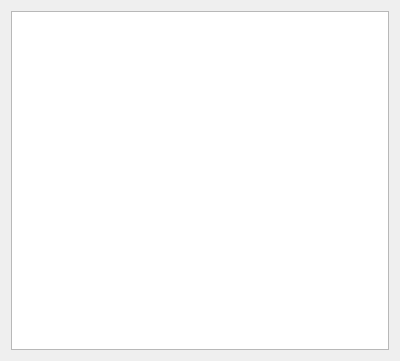
Before: the Qt Designer form FOSSAGSCP/systeminformationpane.ui in FOSSASystems/FOSSA-GroundStationControlPanel, drawn with Qt 5.
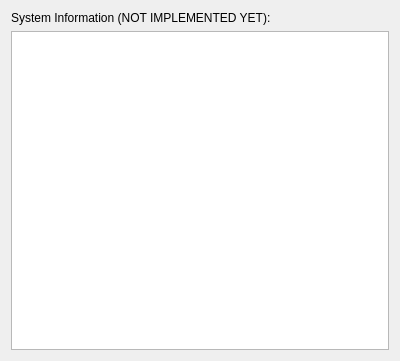
After: the same form once the commit is applied.

Patch:
```diff
--- a/FOSSAGSCP/systeminformationpane.ui
+++ b/FOSSAGSCP/systeminformationpane.ui
@@ -14,6 +14,13 @@
    <string>Form</string>
   </property>
   <layout class="QVBoxLayout" name="verticalLayout">
+   <item>
+    <widget class="QLabel" name="label">
+     <property name="text">
+      <string>System Information (NOT IMPLEMENTED YET):</string>
+     </property>
+    </widget>
+   </item>
    <item>
     <widget class="QTableView" name="tableView"/>
    </item>
```
